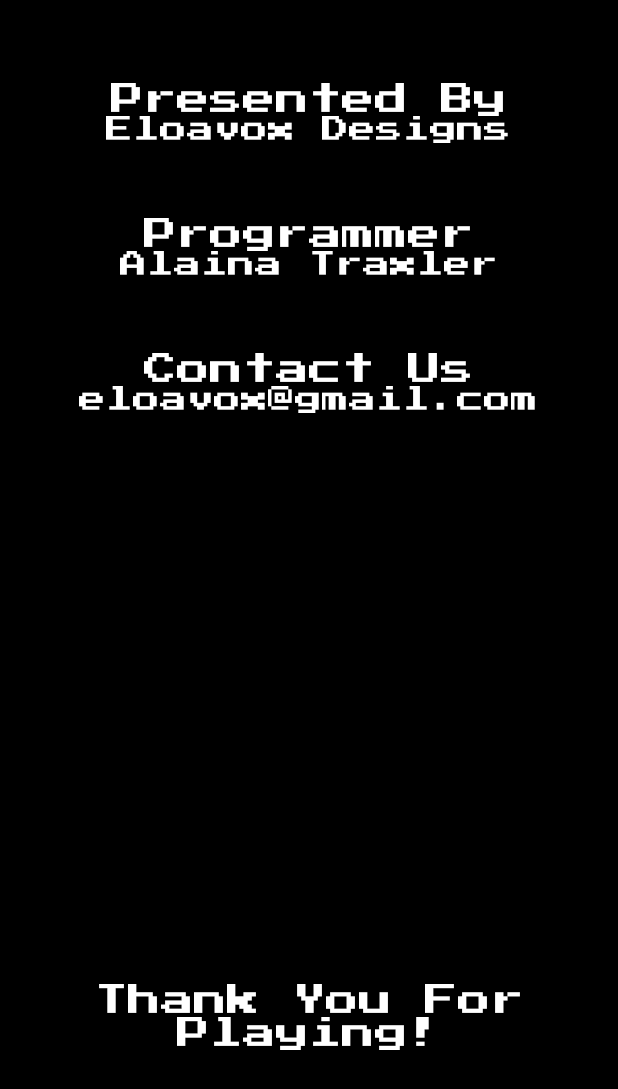
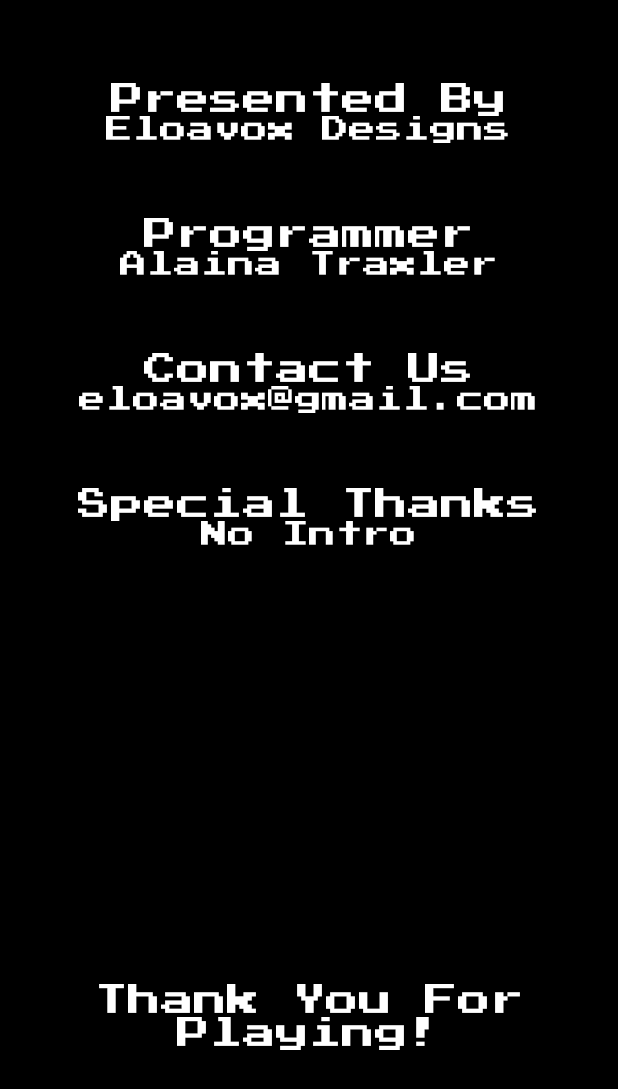
Before and after one commit to AlainaTraxler/android-BacklogInsurmountable, an Android app: the InfoActivity screen opened directly, with no data from a screen before it, on a phone screen of 412 x 824 dp. Shown: the top 1089 px of the screen. Run offline under Robolectric (Android 15) with nearby library versions, the phone set to English and light mode, and no system bars; our stand-ins replace ButterKnife.

Commit message:
add No Intro credit

```diff
--- a/app/src/main/java/com/example/backloginsurmountable/ui/InfoActivity.java
+++ b/app/src/main/java/com/example/backloginsurmountable/ui/InfoActivity.java
@@ -26,6 +26,8 @@ public class InfoActivity extends AppCompatActivity implements View.OnClickListe
     @Bind(R.id.textView5) TextView mTextView5;
     @Bind(R.id.textView6) TextView mTextView6;
     @Bind(R.id.textView7) TextView mTextView7;
+    @Bind(R.id.textView8) TextView mTextView8;
+    @Bind(R.id.textView9) TextView mTextView9;
 
     @Override
     protected void onCreate(Bundle savedInstanceState) {
@@ -41,6 +43,8 @@ public class InfoActivity extends AppCompatActivity implements View.OnClickListe
         mTextView5.setTypeface(PressStart2P);
         mTextView6.setTypeface(PressStart2P);
         mTextView7.setTypeface(PressStart2P);
+        mTextView8.setTypeface(PressStart2P);
+        mTextView9.setTypeface(PressStart2P);
 
         mTextView5.setOnClickListener(this);
 
--- a/app/src/main/res/layout/activity_info.xml
+++ b/app/src/main/res/layout/activity_info.xml
@@ -90,4 +90,28 @@
         android:layout_marginBottom="108dp"
         android:textColor="#ffffff"
         android:textAlignment="center" />
+
+    <TextView
+        android:layout_width="wrap_content"
+        android:layout_height="wrap_content"
+        android:textAppearance="?android:attr/textAppearanceLarge"
+        android:text="Special Thanks"
+        android:layout_centerHorizontal="true"
+        android:layout_marginTop="50dp"
+        android:id="@+id/textView8"
+        android:textColor="#ffffff"
+        android:layout_below="@+id/textView5"
+        android:layout_marginBottom="35dp" />
+
+    <TextView
+        android:layout_width="wrap_content"
+        android:layout_height="wrap_content"
+        android:textAppearance="?android:attr/textAppearanceMedium"
+        android:text="No Intro"
+        android:id="@+id/textView9"
+        android:layout_marginTop="-35dp"
+        android:layout_below="@+id/textView8"
+        android:layout_centerHorizontal="true"
+        android:textColor="#ffffff"
+        android:textAlignment="center" />
 </RelativeLayout>
```
